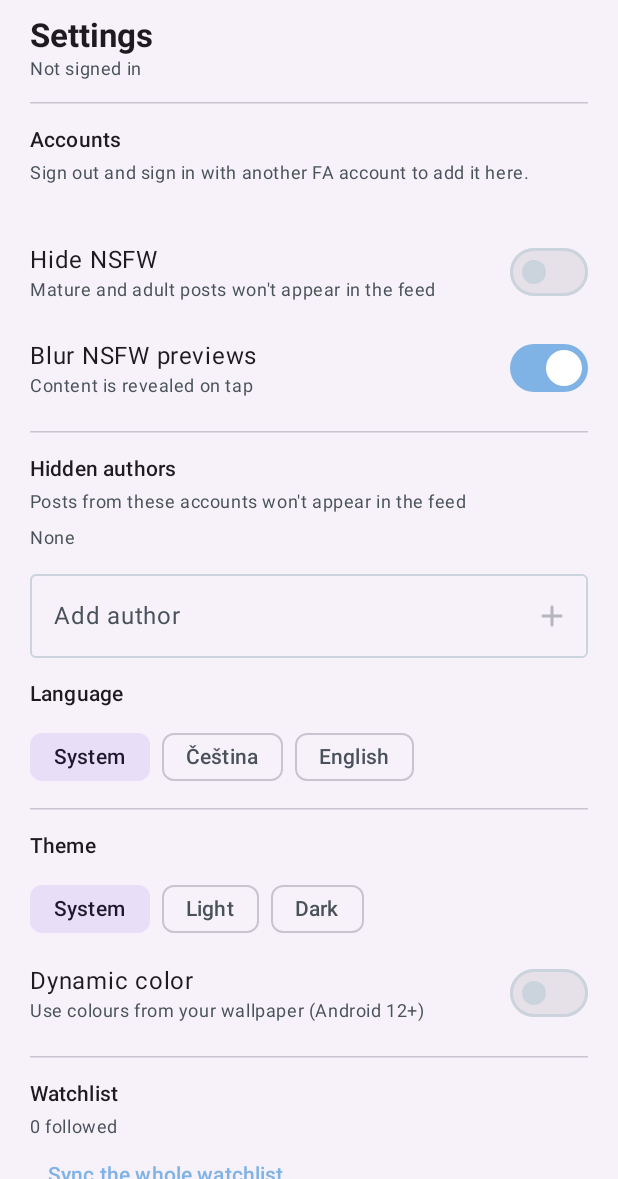
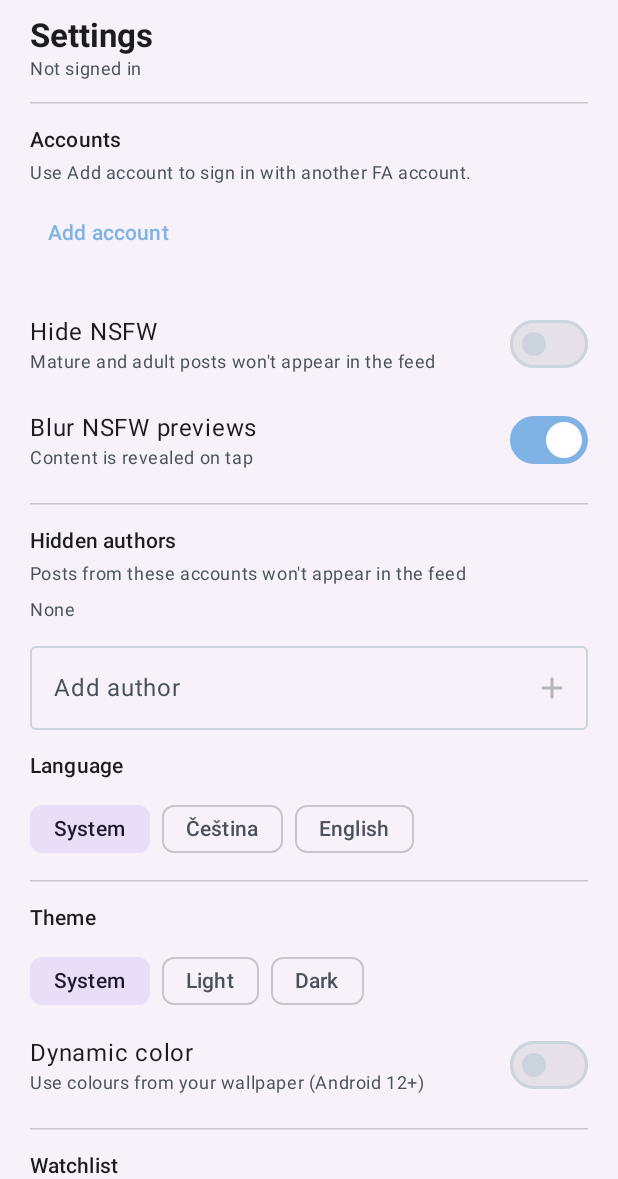
Before and after one commit to FoxxoOwO/FAFeed, an Android app built with Jetpack Compose: the composable FeedScreen shown on its own in the app's theme, after a tap on "Settings", on a phone screen of 412 x 824 dp, the part 57-1236 px from its top. Run offline under Robolectric (Android 15) with nearby library versions, the phone set to English and light mode, and no system bars; pictures from the network do not load.

Commit message:
feat: settings backup, per-account cache and add account, version 1.7.0
- export/import preferences, watchlist, muted authors and account names as JSON
- keep a feed snapshot per account and restore it when switching
- add another FA account directly from Settings via WebView login

```diff
--- a/app/build.gradle.kts
+++ b/app/build.gradle.kts
@@ -30,8 +30,8 @@ android {
         applicationId = "cz.foxxo.fafeed"
         minSdk = 26
         targetSdk = 36
-        versionCode = 9
-        versionName = "1.6.0"
+        versionCode = 10
+        versionName = "1.7.0"
     }
 
     signingConfigs {
--- a/app/src/main/java/cz/foxxo/fafeed/ui/FeedScreen.kt
+++ b/app/src/main/java/cz/foxxo/fafeed/ui/FeedScreen.kt
@@ -118,6 +118,9 @@ fun FeedScreen(
     activeAccount: String = "",
     onSwitchAccount: (String) -> Unit = {},
     onRemoveAccount: (String) -> Unit = {},
+    onAddAccount: () -> Unit = {},
+    onExportBackup: () -> String = { "" },
+    onImportBackup: (String) -> Unit = {},
     listState: LazyListState = rememberLazyListState(),
 ) {
     val state = vm.state
@@ -176,6 +179,12 @@ fun FeedScreen(
                 onRemoveAccount(user)
                 settingsOpen = false
             },
+            onAddAccount = {
+                onAddAccount()
+                settingsOpen = false
+            },
+            onExportBackup = onExportBackup,
+            onImportBackup = onImportBackup,
             state = state,
             onSafeOnly = vm::setSafeOnly,
             onBlurNsfw = vm::setBlurNsfw,
--- a/app/src/main/java/cz/foxxo/fafeed/ui/SettingsSheet.kt
+++ b/app/src/main/java/cz/foxxo/fafeed/ui/SettingsSheet.kt
@@ -86,6 +86,9 @@ fun SettingsSheet(
     activeAccount: String = "",
     onSwitchAccount: (String) -> Unit = {},
     onRemoveAccount: (String) -> Unit = {},
+    onAddAccount: () -> Unit = {},
+    onExportBackup: () -> String = { "" },
+    onImportBackup: (String) -> Unit = {},
 ) {
     val context = LocalContext.current
     val prefs = remember { Prefs(context) }
@@ -100,6 +103,27 @@ fun SettingsSheet(
     var cacheRefresh by remember { mutableStateOf(0) }
     LaunchedEffect(cacheRefresh) {
         cacheBytes = withContext(Dispatchers.IO) { app?.imageDiskCache?.size ?: 0L }
+    }
+
+    val backupExport = rememberLauncherForActivityResult(
+        ActivityResultContracts.CreateDocument("application/json"),
+    ) { uri ->
+        if (uri == null) return@rememberLauncherForActivityResult
+        runCatching {
+            context.contentResolver.openOutputStream(uri)?.use { out ->
+                out.write(onExportBackup().toByteArray(Charsets.UTF_8))
+            }
+        }
+    }
+    val backupImport = rememberLauncherForActivityResult(
+        ActivityResultContracts.OpenDocument(),
+    ) { uri ->
+        if (uri == null) return@rememberLauncherForActivityResult
+        runCatching {
+            context.contentResolver.openInputStream(uri)?.use { input ->
+                onImportBackup(input.readBytes().toString(Charsets.UTF_8))
+            }
+        }
     }
 
     val folderPicker = rememberLauncherForActivityResult(
@@ -172,6 +196,9 @@ fun SettingsSheet(
                         Text(stringResource(R.string.account_remove))
                     }
                 }
+            }
+            TextButton(onClick = onAddAccount) {
+                Text(stringResource(R.string.add_account))
             }
 
             Spacer(Modifier.height(18.dp))
@@ -448,6 +475,26 @@ fun SettingsSheet(
             HorizontalDivider()
             Spacer(Modifier.height(14.dp))
 
+            Text(stringResource(R.string.backup), style = MaterialTheme.typography.titleSmall, fontWeight = FontWeight.SemiBold)
+            Spacer(Modifier.height(4.dp))
+            Text(
+                stringResource(R.string.backup_hint),
+                style = MaterialTheme.typography.bodySmall,
+                color = MaterialTheme.colorScheme.onSurfaceVariant,
+            )
+            Row(horizontalArrangement = Arrangement.spacedBy(8.dp)) {
+                TextButton(onClick = { backupExport.launch("fafeed-backup-${System.currentTimeMillis()}.json") }) {
+                    Text(stringResource(R.string.backup_export))
+                }
+                TextButton(onClick = { backupImport.launch(arrayOf("application/json", "*/*")) }) {
+                    Text(stringResource(R.string.backup_import))
+                }
+            }
+
+            Spacer(Modifier.height(10.dp))
+            HorizontalDivider()
+            Spacer(Modifier.height(14.dp))
+
             Row(
                 modifier = Modifier
                     .fillMaxWidth()
--- a/app/src/main/res/values/strings.xml
+++ b/app/src/main/res/values/strings.xml
@@ -77,10 +77,11 @@
     <!-- Settings -->
     <string name="settings_title">Settings</string>
     <string name="accounts">Accounts</string>
-    <string name="accounts_hint">Sign out and sign in with another FA account to add it here.</string>
+    <string name="accounts_hint">Use &quot;Add account&quot; to sign in with another FA account.</string>
     <string name="account_active">active</string>
     <string name="account_switch">Switch</string>
     <string name="account_remove">Remove</string>
+    <string name="add_account">Add account</string>
     <string name="signed_in_as">Signed in as @%1$s</string>
     <string name="not_signed_in">Not signed in</string>
     <string name="hide_nsfw">Hide NSFW</string>
@@ -110,6 +111,10 @@
     <string name="cache_counting">counting…</string>
     <string name="cache_usage">%1$s of %2$s</string>
     <string name="clear_cache">Clear thumbnail cache</string>
+    <string name="backup">Backup</string>
+    <string name="backup_hint">Export or restore preferences, watchlist and hidden authors. Passwords and cookies are never included.</string>
+    <string name="backup_export">Export</string>
+    <string name="backup_import">Import</string>
     <!-- Updates -->
     <string name="updates_section">Updates</string>
     <string name="current_version">Version %1$s</string>
```
Also changed, not shown: app/src/main/java/cz/foxxo/fafeed/data/Accounts.kt (+27 -0 lines), app/src/main/java/cz/foxxo/fafeed/data/Backup.kt (added, +59 -0 lines), app/src/main/java/cz/foxxo/fafeed/data/Prefs.kt (+34 -0 lines), app/src/main/java/cz/foxxo/fafeed/ui/AppRoot.kt (+67 -7 lines), app/src/main/java/cz/foxxo/fafeed/ui/FeedViewModel.kt (+59 -0 lines), app/src/main/java/cz/foxxo/fafeed/ui/LoginScreen.kt (+21 -1 lines), 5 other files.
